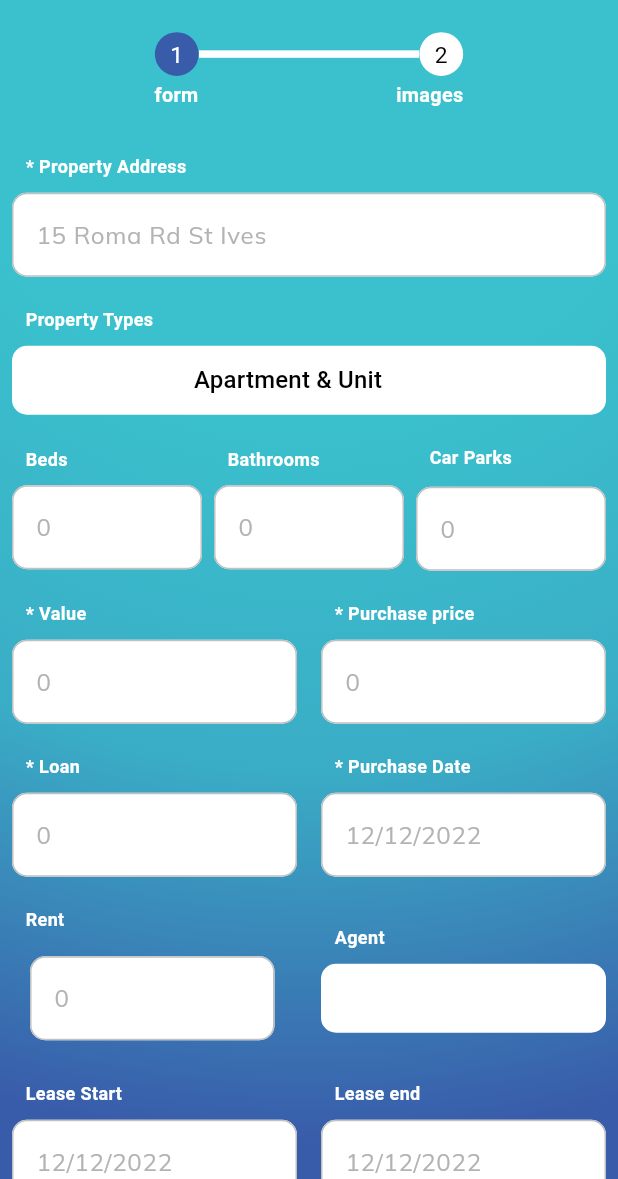
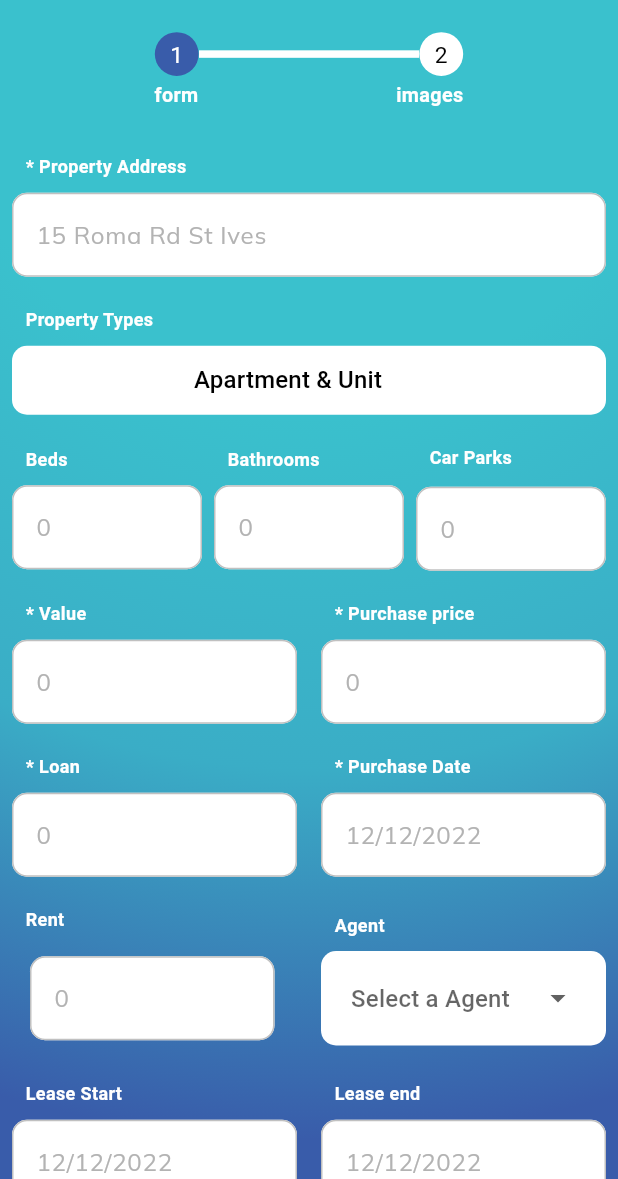
Before and after one commit to fwdAndroid/fyfe, a Flutter app: the AddProperty screen opened by its route, on a phone screen of 412 x 824 dp, the part 57-1236 px from its top. Run offline on Flutter 3.47's test engine with Material 2 defaults, Android fonts, the phone set to English and light mode, and no system bars; our stand-ins replace auto_size_text, cached_network_image, cloud_firestore, firebase_auth, firebase_core, firebase_storage and 7 more; missing offline and left inert: latlng, map; accounts and stored records are empty.

Commit message:
Property Database Completed

```diff
--- a/lib/main.dart
+++ b/lib/main.dart
@@ -2,6 +2,7 @@ import 'package:firebase_core/firebase_core.dart';
 import 'package:flutter/material.dart';
 import 'package:fyfe/routes/routes.dart';
 import 'package:fyfe/screens/splash/splashscren.dart';
+import 'package:fyfe/widgets/dropdownagent_widget.dart';
 
 Future<void> main() async {
   WidgetsFlutterBinding.ensureInitialized();
@@ -25,7 +26,7 @@ class MyApp extends StatelessWidget {
         colorScheme: ColorScheme.fromSeed(seedColor: Colors.deepPurple),
         useMaterial3: true,
       ),
-      home: const Splash(),
+      home: Splash(),
       onGenerateRoute: RouteGenerator.generateRoute,
     );
   }
--- a/lib/utils/dropdownutils.dart
+++ b/lib/utils/dropdownutils.dart
@@ -20,3 +20,4 @@ List<String> rentTypes = [
   "daily",
 ];
 String agentName = "Add Agent";
+String insuranceName = "Add Insurance";
--- a/lib/widgets/add_property_form_widget.dart
+++ b/lib/widgets/add_property_form_widget.dart
@@ -24,6 +24,8 @@ class FormWidget extends StatefulWidget {
 class _FormWidgetState extends State<FormWidget> {
   final formKey = GlobalKey<FormState>();
   bool uploading = false;
+  String? selectedCategory;
+  String? selectedInsurance;
 
   @override
   Widget build(BuildContext context) {
@@ -343,6 +345,7 @@ class _FormWidgetState extends State<FormWidget> {
                         height: 9,
                       ),
                       Container(
+                        height: 63,
                         padding: const EdgeInsets.symmetric(
                           horizontal: 20,
                           vertical: 7,
@@ -351,20 +354,30 @@ class _FormWidgetState extends State<FormWidget> {
                           color: Colors.white,
                           borderRadius: BorderRadius.circular(10),
                         ),
-                        child: DropdownButtonFormField<String>(
-                          isExpanded: true,
-                          alignment: AlignmentDirectional.center,
-                          hint: const Text(
-                            'Name',
-                          ),
-                          items: [''].map((e) {
+                        child: StreamBuilder<QuerySnapshot>(
+                          // StreamBuilder to listen for changes in the categories collection
+                          stream: FirebaseFirestore.instance
+                              .collection('agents')
+                              .where("id",
+                                  isEqualTo:
+                                      FirebaseAuth.instance.currentUser!.uid)
+                              .snapshots(),
+                          builder: (context, snapshot) {
+                            if (!snapshot.hasData) {
+                              return CircularProgressIndicator(); // Show a loading indicator while data is being fetched
+                            }
+
+                            // Extract category names from the documents
+                            List<String> categories = snapshot.data!.docs
+                                .map((doc) => doc['contactName'] as String)
+                                .toList();
+
+                            return DropdownButtonFormField<String>(
+                              value: selectedCategory,
+                              items: categories.map((category) {
                                 return DropdownMenuItem<String>(
-                              alignment: AlignmentDirectional.center,
-                              value: agentName,
-                              child: Text(
-                                "",
-                                style: const TextStyle(color: Colors.black),
-                              ),
+                                  value: category,
+                                  child: Text(category),
                                 );
                               }).toList()
                                 ..add(DropdownMenuItem<String>(
@@ -373,7 +386,8 @@ class _FormWidgetState extends State<FormWidget> {
                                   alignment: AlignmentDirectional.center,
                                   child: InkWell(
                                     onTap: () {
-                                  Dialogs().addAgentDialog(context, "Agents");
+                                      Dialogs()
+                                          .addAgentDialog(context, "Agents");
                                     },
                                     child: Row(
                                       children: [
@@ -386,15 +400,16 @@ class _FormWidgetState extends State<FormWidget> {
                                     ),
                                   ),
                                 )),
-                          icon: const SizedBox(),
-                          value: agentName,
                               onChanged: (value) {
-                            agentName = value!;
+                                setState(() {
+                                  selectedCategory = value;
+                                });
                               },
-                          decoration: const InputDecoration(
-                            isDense: true,
+                              decoration: InputDecoration(
                                   border: InputBorder.none,
-                          ),
+                                  hintText: "Select a Agent"),
+                            );
+                          },
                         ),
                       )
                     ],
@@ -481,7 +496,8 @@ class _FormWidgetState extends State<FormWidget> {
                         height: 9,
                       ),
                       Container(
-                        padding: EdgeInsets.symmetric(
+                        height: 63,
+                        padding: const EdgeInsets.symmetric(
                           horizontal: 20,
                           vertical: 7,
                         ),
@@ -489,48 +505,64 @@ class _FormWidgetState extends State<FormWidget> {
                           color: Colors.white,
                           borderRadius: BorderRadius.circular(10),
                         ),
-                        child: DropdownButtonFormField<String>(
-                          isExpanded: true,
-                          alignment: AlignmentDirectional.center,
-                          //  value: dropdownValue,
-                          onChanged: (String? newValue) {
-                            setState(() {
-                              //   dropdownValue = newValue!;
-                            });
-                          },
-                          hint: const Text(
-                            'Name',
-                          ),
-                          items: <String>[""]
-                              .map<DropdownMenuItem<String>>((String value) {
+                        child: StreamBuilder<QuerySnapshot>(
+                          // StreamBuilder to listen for changes in the categories collection
+                          stream: FirebaseFirestore.instance
+                              .collection('insurance')
+                              .where("id",
+                                  isEqualTo:
+                                      FirebaseAuth.instance.currentUser!.uid)
+                              .snapshots(),
+                          builder: (context, snapshot) {
+                            if (!snapshot.hasData) {
+                              return CircularProgressIndicator(); // Show a loading indicator while data is being fetched
+                            }
+
+                            // Extract category names from the documents
+                            List<String> categories = snapshot.data!.docs
+                                .map((doc) => doc['contactName'] as String)
+                                .toList();
+
+                            return DropdownButtonFormField<String>(
+                              value: selectedInsurance,
+                              items: categories.map((category) {
                                 return DropdownMenuItem<String>(
-                              value: value,
-                              child: Text(
-                                value,
-                                style: TextStyle(fontSize: 20),
-                              ),
+                                  value: category,
+                                  child: Text(category),
                                 );
                               }).toList()
-                            ..add(
-                              DropdownMenuItem<String>(
+                                ..add(DropdownMenuItem<String>(
+                                  enabled: false,
+                                  value: "0",
+                                  alignment: AlignmentDirectional.center,
                                   child: InkWell(
                                     onTap: () {
                                       Dialogs().addInsuranceDialog(
                                           context, "Insurance");
                                     },
                                     child: Row(
-                                    children: const [
+                                      children: [
                                         Icon(Icons.add),
                                         Text(
-                                        'Add Insurer',
+                                          insuranceName,
                                           style: TextStyle(
-                                            color: Colors.black, fontSize: 12),
+                                              color: Colors.black,
+                                              fontSize: 12),
                                         ),
                                       ],
                                     ),
                                   ),
-                              ),
-                            ),
+                                )),
+                              onChanged: (value) {
+                                setState(() {
+                                  selectedInsurance = value;
+                                });
+                              },
+                              decoration: InputDecoration(
+                                  border: InputBorder.none,
+                                  hintText: "Select a Insurance"),
+                            );
+                          },
                         ),
                       )
                     ],
@@ -643,6 +675,8 @@ class _FormWidgetState extends State<FormWidget> {
                             showSnakBar("Loan Amount is Required", context);
                           } else if (datePurchaseController.text.isEmpty) {
                             showSnakBar("Date is Required", context);
+                          } else if (rentController.text.isEmpty) {
+                            showSnakBar("Rent is Required", context);
                           } else if (propertyAddressController.text.isEmpty &&
                               valueController.text.isEmpty &&
                               purchasepriceController.text.isEmpty) {
@@ -659,28 +693,25 @@ class _FormWidgetState extends State<FormWidget> {
                                 .set({
                               "propertyType": propertyType,
                               "propertyAddress": propertyAddressController.text,
-                              "numberofbeds": bedsController.text ?? "",
-                              "numberofbathrooms":
-                                  bathroomsController.text ?? "",
+                              "numberofbeds": bedsController.text,
+                              "numberofbathrooms": bathroomsController.text,
                               "numberofcarparks":
-                                  propertyAddressController.text ?? "",
+                                  propertyAddressController.text,
                               "propertyValue": valueController.text,
                               "propertyPurchasePrice":
                                   int.parse(purchasepriceController.text),
                               "loanAmount": int.parse(loanController.text),
                               "propertyPurchaseDate":
                                   datePurchaseController.text,
-                              "propertyRent":
-                                  int.parse(rentController.text) ?? 0,
-                              "agentName": agentName ?? "",
+                              "propertyRent": int.parse(rentController.text),
+                              "agentName": selectedCategory,
                               "propertyLeaseStart":
                                   leaseStartDateController.text,
                               "propertyLeaseEnd": leaseStartDateend.text,
-                              "insure": "Insurance need to be add" ?? "",
-                              "policyNumber": policyNumberController.text ?? "",
-                              "policyObtainedDate":
-                                  policyStartController.text ?? "",
-                              "policyEndDate": policyEndController.text ?? "",
+                              "insure": selectedInsurance ?? "",
+                              "policyNumber": policyNumberController.text,
+                              "policyObtainedDate": policyStartController.text,
+                              "policyEndDate": policyEndController.text,
                               "photo": [],
                               "uid": FirebaseAuth.instance.currentUser!.uid,
                               "uuid": uuid
```
Lines whose indentation alone changed are shown as unchanged.
